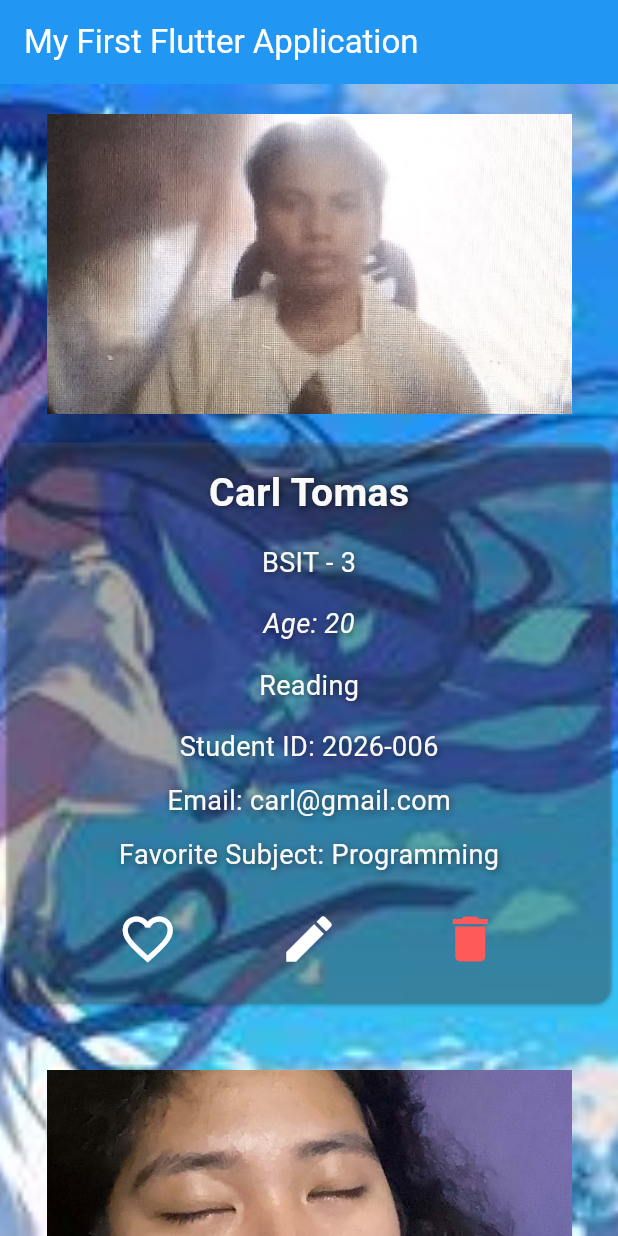
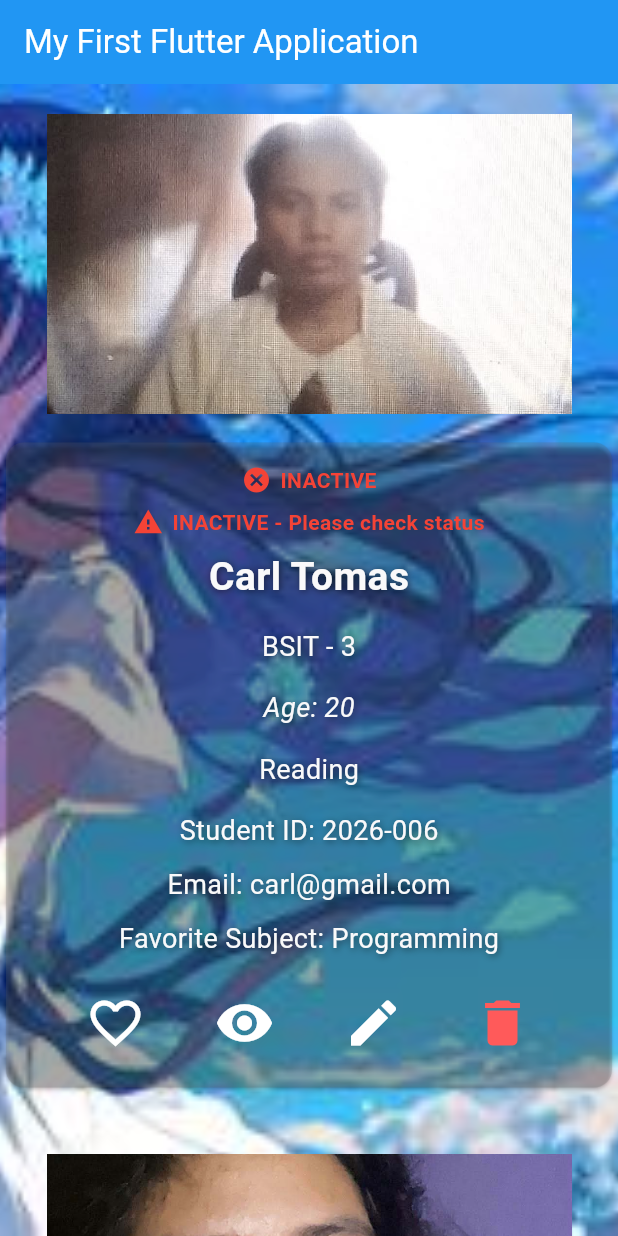
Before and after one commit to leilabangoy22/IT314AB_BANGOY, a Flutter app: the screen it shows after launch, on a phone screen of 412 x 824 dp. Run offline on Flutter 3.47's test engine with Material 3 defaults, Android fonts, the phone set to English and light mode, and no system bars.

Commit message:
feat: Added  feature/conditional-ui code

```diff
--- a/my_first_flutter_app/lib/main.dart
+++ b/my_first_flutter_app/lib/main.dart
@@ -11,8 +11,10 @@ final List<Map<String, dynamic>> students = [
     'studentId': '2026-001',
     'email': 'leila@gmail.com',
     'favoriteSubject': 'PE',
+    'editing': false,
+    'active': false,
     'favorite': false,
-    'editing': false,
+    'showDetails': true,
   },
   {
     'image': 'assets/Profile2.jpg',
@@ -24,8 +26,10 @@ final List<Map<String, dynamic>> students = [
     'studentId': '2026-002',
     'email': 'karol@gmail.com',
     'favoriteSubject': 'Theo',
+    'editing': false,
+    'active': true,
     'favorite': false,
-    'editing': false,
+    'showDetails': true,
   },
   {
     'image': 'assets/Profile3.jpg',
@@ -37,8 +41,10 @@ final List<Map<String, dynamic>> students = [
     'studentId': '2026-003',
     'email': 'shairha@gmail.com',
     'favoriteSubject': 'GEC',
+    'editing': false,
+    'active': true,
     'favorite': false,
-    'editing': false,
+    'showDetails': true,
   },
   {
     'image': 'assets/Profile4.jpg',
@@ -50,8 +56,10 @@ final List<Map<String, dynamic>> students = [
     'studentId': '2026-004',
     'email': 'cass@gmail.com',
     'favoriteSubject': 'Arts',
+    'editing': false,
+    'active': false,
     'favorite': false,
-    'editing': false,
+    'showDetails': true,
   },
   {
     'image': 'assets/Profile5.jpg',
@@ -63,8 +71,10 @@ final List<Map<String, dynamic>> students = [
     'studentId': '2026-005',
     'email': 'james@gmail.com',
     'favoriteSubject': 'Programming',
+    'editing': false,
+    'active': true,
     'favorite': false,
-    'editing': false,
+    'showDetails': true,
   },
   {
     'image': 'assets/Profile6.jpg',
@@ -76,68 +86,16 @@ final List<Map<String, dynamic>> students = [
     'studentId': '2026-006',
     'email': 'carl@gmail.com',
     'favoriteSubject': 'Programming',
+    'editing': false,
+    'active': false,
     'favorite': false,
-    'editing': false,
+    'showDetails': true,
   },
 ];
 
 void sortStudents() {
-  students.sort(
-    (a, b) => a['name'].toString().compareTo(
-      b['name'].toString(),
-    ),
-  );
+  students.sort((a, b) => a['name'].toString().compareTo(b['name'].toString()));
 }
-
-String name = "Leila G. Bangoy";
-String courseSection = "BSIT - 3";
-int age = 20;
-double height = 5.0;
-bool isStudent = true;
-
-String profileImage = 'assets/Profile.jpg';
-
-String favgame = "Baseball";
-String favfood = "Buffalo Chicken";
-String favmovie = "Blind Side";
-String music = "All Taylor Swift Song";
-String hobby = "Watching Movies";
-
-String name2 = "Karol S. Pal";
-String courseSection2 = "BSIT - 3";
-int age2 = 20;
-double height2 = 5.1;
-bool isStudent2 = true;
-String hobby2 = "Sleeping";
-
-String profileImage2 = 'assets/Profile2.jpg';
-
-String name3 = "Shairha May Ejares";
-String courseSection3 = "BSIT - 3";
-int age3 = 20;
-double height3 = 4.8;
-bool isStudent3 = true;
-String hobby3 = "Unknown";
-
-String profileImage3 = 'assets/Profile3.jpg';
-
-String name4 = "Cassandra Gayle R. Oraiz";
-String courseSection4 = "Unknown";
-int age4 = 20;
-double height4 = 4.9;
-bool isStudent4 = true;
-String hobby4 = "Drawing";
-
-String profileImage4 = 'assets/Profile4.jpg';
-
-String name5 = "James Neil Maano";
-String courseSection5 = "BSIT - 3";
-int age5 = 20;
-double height5 = 5.2;
-bool isStudent5 = true;
-String hobby5 = "Not Provided";
-
-String profileImage5 = 'assets/Profile5.jpg';
 
 void main() {
   sortStudents();
@@ -153,9 +111,7 @@ class MyApp extends StatelessWidget {
     return MaterialApp(
       title: 'My First Flutter Application',
       theme: ThemeData(
-        colorScheme: ColorScheme.fromSeed(
-          seedColor: Colors.lightBlue,
-        ),
+        colorScheme: ColorScheme.fromSeed(seedColor: Colors.lightBlue),
         useMaterial3: true,
       ),
       home: const MyHomePage(),
@@ -171,7 +127,18 @@ class MyHomePage extends StatefulWidget {
 }
 
 class _MyHomePageState extends State<MyHomePage> {
-  bool isFavorite = false;
+  bool isLoading = true;
+
+  @override
+  void initState() {
+    super.initState();
+
+    Future.delayed(const Duration(seconds: 2), () {
+      setState(() {
+        isLoading = false;
+      });
+    });
+  }
 
   @override
   Widget build(BuildContext context) {
@@ -180,26 +147,37 @@ class _MyHomePageState extends State<MyHomePage> {
         backgroundColor: Colors.blue,
         title: const Text(
           'My First Flutter Application',
+          style: TextStyle(color: Colors.white),
+        ),
+      ),
+      body: Container(
+        width: double.infinity,
+        height: double.infinity,
+        decoration: const BoxDecoration(
+          image: DecorationImage(
+            image: AssetImage('assets/flutterimage.jpg'),
+            fit: BoxFit.cover,
+          ),
+        ),
+        child: isLoading
+            ? const Center(
+                child: Column(
+                  mainAxisAlignment: MainAxisAlignment.center,
+                  children: [
+                    CircularProgressIndicator(),
+                    SizedBox(height: 15),
+                    Text(
+                      'Loading students...',
                       style: TextStyle(
+                        fontSize: 20,
+                        fontWeight: FontWeight.bold,
                         color: Colors.white,
                       ),
                     ),
+                  ],
                 ),
-
-      body: Container(
-        width: double.infinity,
-        height: double.infinity,
-
-        decoration: const BoxDecoration(
-          image: DecorationImage(
-            image: AssetImage(
-              'assets/flutterimage.jpg',
-            ),
-            fit: BoxFit.cover,
-          ),
-        ),
-
-        child: students.isEmpty
+              )
+            : students.isEmpty
             ? const Center(
                 child: Text(
                   'No students found.',
@@ -214,19 +192,15 @@ class _MyHomePageState extends State<MyHomePage> {
                 children: [
                   ListView.builder(
                     shrinkWrap: true,
-                    physics:
-                        const NeverScrollableScrollPhysics(),
+                    physics: const NeverScrollableScrollPhysics(),
                     itemCount: students.length,
-
                     itemBuilder: (context, index) {
                       final student = students[index];
 
                       return Column(
                         children: [
                           Padding(
-                            padding:
-                                const EdgeInsets.only(top: 20),
-
+                            padding: const EdgeInsets.only(top: 20),
                             child: Image.asset(
                               student['image'],
                               width: 350,
@@ -234,95 +208,74 @@ class _MyHomePageState extends State<MyHomePage> {
                               fit: BoxFit.cover,
                             ),
                           ),
-
                           const SizedBox(height: 15),
-
                           GestureDetector(
                             onTap: () {
-                              print(
-                                'Student Card tapped: ${student['name']}',
-                              );
+                              print('Student Card tapped: ${student['name']}');
                             },
-
                             child: Card(
-                              // FLAG 4: card color changes when favorited
-                              color: student['favorite']
-                                  ? const Color.fromARGB(
-                                      120,
-                                      59,
-                                      115,
-                                      236,
-                                    )
-                                  : const Color.fromARGB(
-                                      53,
-                                      103,
-                                      102,
-                                      102,
+                              color: const Color.fromARGB(53, 103, 102, 102),
+                              shape: RoundedRectangleBorder(
+                                borderRadius: BorderRadius.circular(12),
                               ),
-
-                              shape: RoundedRectangleBorder(
-                                borderRadius:
-                                    BorderRadius.circular(12),
-                                side: student['favorite']
-                                    ? const BorderSide(
-                                        color: Color.fromARGB(
-                                          255,
-                                          59,
-                                          115,
-                                          236,
-                                        ),
-                                        width: 2,
-                                      )
-                                    : BorderSide.none,
-                              ),
-
                               child: Padding(
                                 padding: const EdgeInsets.all(15),
-
                                 child: Column(
-                                  mainAxisAlignment:
-                                      MainAxisAlignment.center,
-
+                                  mainAxisAlignment: MainAxisAlignment.center,
                                   children: [
-                                    // FLAG 4: "Favorite" label, only shown when marked
-                                    if (student['favorite']) ...[
+                                    if (student['showDetails']) ...[
                                       Row(
                                         mainAxisAlignment:
                                             MainAxisAlignment.center,
-                                        children: const [
+                                        children: [
                                           Icon(
-                                            Icons.star,
-                                            color: Color.fromARGB(
-                                              255,
-                                              255,
-                                              215,
-                                              0,
-                                            ),
+                                            student['active']
+                                                ? Icons.check_circle
+                                                : Icons.cancel,
+                                            color: student['active']
+                                                ? Colors.green
+                                                : Colors.red,
                                             size: 20,
                                           ),
-                                          SizedBox(width: 6),
+                                          const SizedBox(width: 6),
                                           Text(
-                                            'FAVORITE',
+                                            student['active']
+                                                ? 'ACTIVE'
+                                                : 'INACTIVE',
                                             style: TextStyle(
                                               fontSize: 14,
-                                              fontWeight:
-                                                  FontWeight.bold,
-                                              letterSpacing: 1.2,
-                                              color: Color.fromARGB(
-                                                255,
-                                                255,
-                                                215,
-                                                0,
-                                              ),
+                                              fontWeight: FontWeight.bold,
+                                              color: student['active']
+                                                  ? Colors.green
+                                                  : Colors.red,
                                             ),
                                           ),
                                         ],
                                       ),
                                       const SizedBox(height: 8),
+                                      if (!student['active'])
+                                        Row(
+                                          mainAxisAlignment:
+                                              MainAxisAlignment.center,
+                                          children: [
+                                            const Icon(
+                                              Icons.warning,
+                                              color: Colors.red,
+                                              size: 20,
+                                            ),
+                                            const SizedBox(width: 6),
+                                            const Text(
+                                              'INACTIVE - Please check status',
+                                              style: TextStyle(
+                                                color: Colors.red,
+                                                fontWeight: FontWeight.bold,
+                                              ),
+                                            ),
                                           ],
-
+                                        ),
+                                      const SizedBox(height: 8),
                                       Text(
-                                      student['name'],
+                                        student['name'] ?? 'Unknown',
                                         style: const TextStyle(
                                           fontSize: 26,
                                           fontWeight: FontWeight.bold,
@@ -341,9 +294,7 @@ class _MyHomePageState extends State<MyHomePage> {
                                           ],
                                         ),
                                       ),
-
                                       const SizedBox(height: 15),
-
                                       Text(
                                         student['course'],
                                         style: const TextStyle(
@@ -363,9 +314,7 @@ class _MyHomePageState extends State<MyHomePage> {
                                           ],
                                         ),
                                       ),
-
                                       const SizedBox(height: 15),
-
                                       Text(
                                         'Age: ${student['age']}',
                                         style: const TextStyle(
@@ -386,9 +335,7 @@ class _MyHomePageState extends State<MyHomePage> {
                                           ],
                                         ),
                                       ),
-
                                       const SizedBox(height: 15),
-
                                       Text(
                                         student['hobby'],
                                         style: const TextStyle(
@@ -408,9 +355,7 @@ class _MyHomePageState extends State<MyHomePage> {
                                           ],
                                         ),
                                       ),
-
                                       const SizedBox(height: 15),
-
                                       Text(
                                         'Student ID: ${student['studentId']}',
                                         style: const TextStyle(
@@ -430,9 +375,7 @@ class _MyHomePageState extends State<MyHomePage> {
                                           ],
                                         ),
                                       ),
-
                                       const SizedBox(height: 10),
-
                                       Text(
                                         'Email: ${student['email']}',
                                         style: const TextStyle(
@@ -452,9 +395,7 @@ class _MyHomePageState extends State<MyHomePage> {
                                           ],
                                         ),
                                       ),
-
                                       const SizedBox(height: 10),
-
                                       Text(
                                         'Favorite Subject: ${student['favoriteSubject']}',
                                         style: const TextStyle(
@@ -474,15 +415,12 @@ class _MyHomePageState extends State<MyHomePage> {
                                           ],
                                         ),
                                       ),
-
+                                    ],
                                     const SizedBox(height: 15),
-
                                     Row(
                                       mainAxisAlignment:
                                           MainAxisAlignment.spaceEvenly,
-
                                       children: [
-                                        // FAVORITE BUTTON
                                         IconButton(
                                           onPressed: () {
                                             setState(() {
@@ -490,23 +428,31 @@ class _MyHomePageState extends State<MyHomePage> {
                                                   !student['favorite'];
                                             });
                                           },
-
                                           icon: Icon(
                                             student['favorite']
                                                 ? Icons.favorite
                                                 : Icons.favorite_border,
                                             color: student['favorite']
-                                                ? const Color.fromARGB(
-                                                    255,
-                                                    59,
-                                                    115,
-                                                    236,
-                                                  )
+                                                ? Colors.red
                                                 : Colors.white,
                                             size: 40,
                                           ),
                                         ),
-
+                                        IconButton(
+                                          onPressed: () {
+                                            setState(() {
+                                              student['showDetails'] =
+                                                  !student['showDetails'];
+                                            });
+                                          },
+                                          icon: Icon(
+                                            student['showDetails']
+                                                ? Icons.visibility
+                                                : Icons.visibility_off,
+                                            color: Colors.white,
+                                            size: 40,
+                                          ),
+                                        ),
                                         IconButton(
                                           onPressed: () {
                                             showDialog(
@@ -524,9 +470,7 @@ class _MyHomePageState extends State<MyHomePage> {
                                                   actions: [
                                                     TextButton(
                                                       onPressed: () {
-                                                        Navigator.pop(
-                                                          context,
-                                                        );
+                                                        Navigator.pop(context);
                                                       },
                                                       child: const Text(
                                                         'Close',
@@ -537,21 +481,18 @@ class _MyHomePageState extends State<MyHomePage> {
                                               },
                                             );
                                           },
-
                                           icon: const Icon(
                                             Icons.edit,
                                             color: Colors.white,
                                             size: 40,
                                           ),
                                         ),
-
                                         IconButton(
                                           onPressed: () {
                                             setState(() {
                                               students.remove(student);
                                             });
                                           },
-
                                           icon: const Icon(
                                             Icons.delete,
                                             color: Color.fromARGB(
@@ -570,157 +511,11 @@ class _MyHomePageState extends State<MyHomePage> {
                               ),
                             ),
                           ),
-
                           const SizedBox(height: 20),
                         ],
                       );
                     },
                   ),
-
-                  // =========================
-                  // FAVORITES ICON
-                  // =========================
-
-                  IconButton(
-                    onPressed: () {
-                      setState(() {
-                        isFavorite = !isFavorite;
-                      });
-                    },
-
-                    icon: Icon(
-                      Icons.favorite,
-                      color: isFavorite
-                          ? const Color.fromARGB(
-                              255,
-                              59,
-                              115,
-                              236,
-                            )
-                          : Colors.white,
-                      size: 200,
-                    ),
-                  ),
-
-                  // =========================
-                  // FAVORITES CARD
-                  // =========================
-
-                  Card(
-                    color: const Color.fromARGB(
-                      53,
-                      134,
-                      133,
-                      133,
-                    ),
-
-                    child: Padding(
-                      padding: const EdgeInsets.all(15),
-
-                      child: Column(
-                        mainAxisAlignment: MainAxisAlignment.center,
-
-                        children: [
-                          const SizedBox(height: 10),
-
-                          const Text(
-                            'My Favorites',
-                            style: TextStyle(
-                              fontSize: 25,
-                              fontWeight: FontWeight.bold,
-                              color: Color.fromARGB(
-                                255,
-                                253,
-                                253,
-                                253,
-                              ),
-                            ),
-                          ),
-
-                          const SizedBox(height: 15),
-
-                          const Text(
-                            'Favorite Game: Baseball',
-                            style: TextStyle(
-                              fontSize: 18,
-                              color: Color.fromARGB(
-                                255,
-                                253,
-                                253,
-                                253,
-                              ),
-                            ),
-                          ),
-
-                          const SizedBox(height: 10),
-
-                          const Text(
-                            'Favorite Food: Buffalo Chicken',
-                            style: TextStyle(
-                              fontSize: 18,
-                              color: Color.fromARGB(
-                                255,
-                                253,
-                                253,
-                                253,
-                              ),
-                            ),
-                          ),
-
-                          const SizedBox(height: 10),
-
-                          const Text(
-                            'Favorite Movie: Blind Side',
-                            style: TextStyle(
-                              fontSize: 18,
-                              color: Color.fromARGB(
-                                255,
-                                253,
-                                253,
-                                253,
-                              ),
-                            ),
-                          ),
-
-                          const SizedBox(height: 15),
-
-                          Row(
-                            mainAxisAlignment:
-                                MainAxisAlignment.spaceEvenly,
-
-                            children: const [
-                              Text(
-                                'Music: All Taylor Swift',
-                                style: TextStyle(
-                                  fontSize: 14,
-                                  color: Color.fromARGB(
-                                    255,
-                                    253,
-                                    253,
-                                    253,
-                                  ),
-                                ),
-                              ),
-
-                              Text(
-                                'Hobby: Watching Movies',
-                                style: TextStyle(
-                                  fontSize: 14,
-                                  color: Color.fromARGB(
-                                    255,
-                                    253,
-                                    253,
-                                    253,
-                                  ),
-                                ),
-                              ),
-                            ],
-                          ),
-                        ],
-                      ),
-                    ),
-                  ),
-
                   const SizedBox(height: 20),
                 ],
               ),
```
Lines whose indentation alone changed are shown as unchanged.
